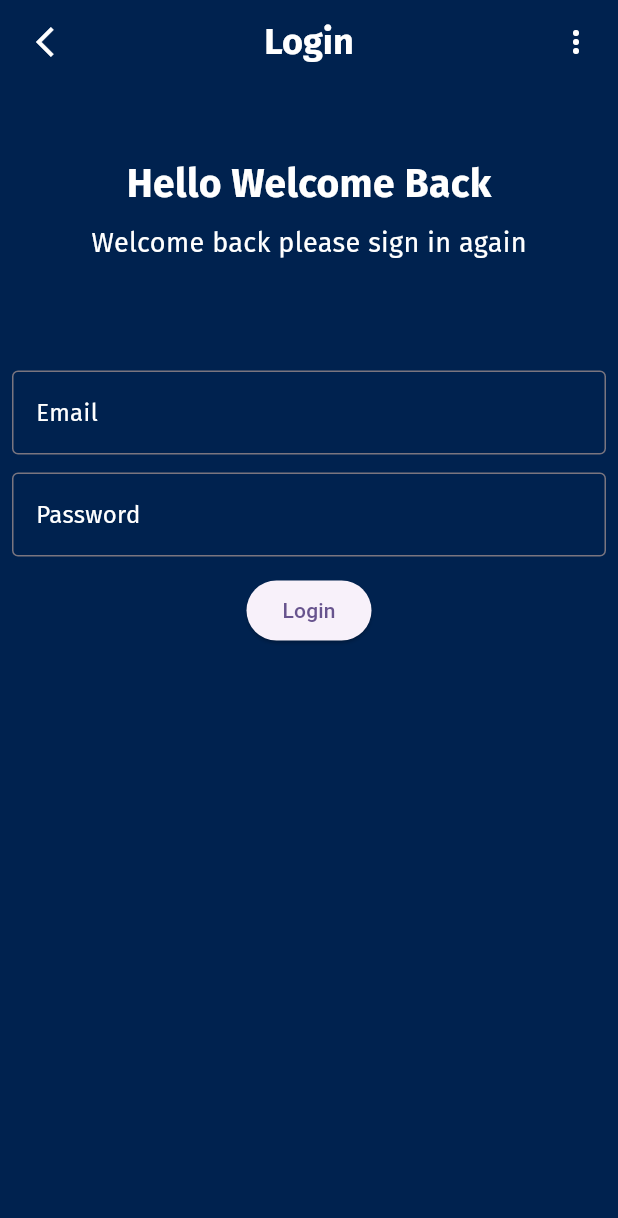
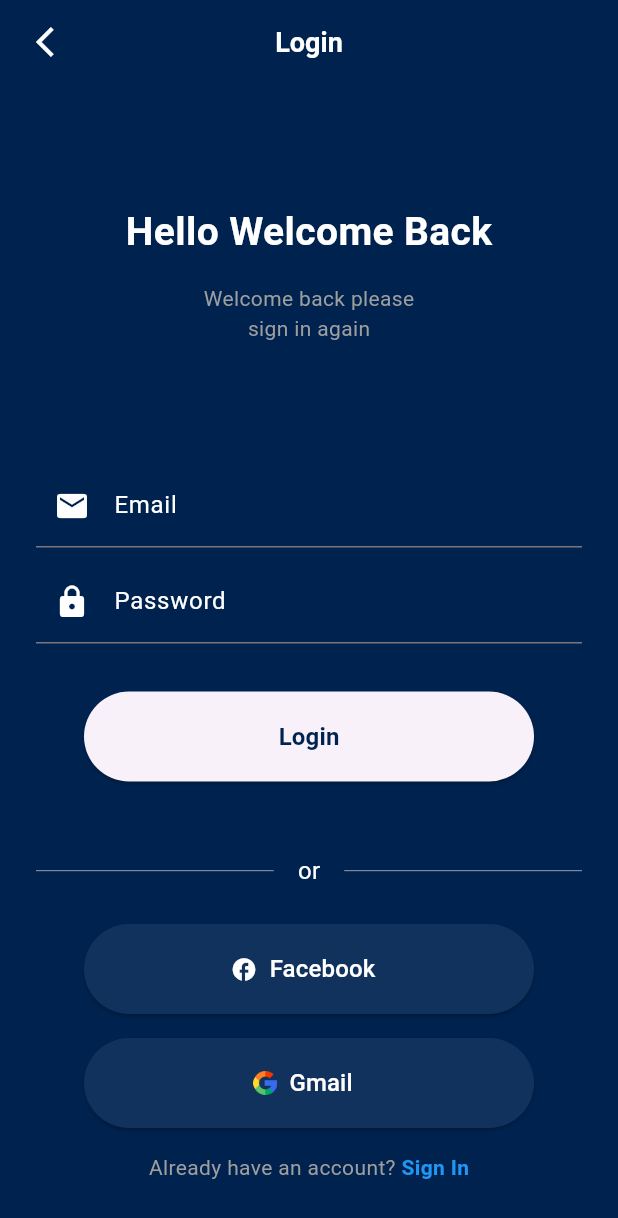
Before and after one commit to gerrybagaskoro/PPKDJP_MPRO_B3_2025, a Flutter app: the screen it shows after launch, on a phone screen of 412 x 824 dp. Shown: the top 1218 px of the screen. Run offline on Flutter 3.47's test engine with Material 3 defaults, Android fonts, the phone set to English and light mode, and no system bars; our stand-ins replace lottie.

Commit message:
Tugas 6 Flutter - on progress 01

```diff
--- a/lib/main.dart
+++ b/lib/main.dart
@@ -1,5 +1,6 @@
 import 'package:flutter/material.dart';
 import 'package:ppkdjp_mpro_b3_2025/tugas_flutter_6/start.dart';
+// import 'package:ppkdjp_mpro_b3_2025/tugas_flutter_6/start01.dart';
 // import 'package:ppkdjp_mpro_b3_2025/tugas_flutter_4/start.dart';
 // import 'package:ppkdjp_mpro_b3_2025/tugas_flutter_4/start01.dart';
 // import 'package:ppkdjp_mpro_b3_2025/tugas_flutter_4/start.dart';
@@ -39,7 +40,7 @@ class MyApp extends StatelessWidget {
         // tested with just a hot reload.
         colorScheme: ColorScheme.fromSeed(seedColor: Colors.deepPurple),
       ),
-      home: Tugas6Slicing(),
+      home: Tugas6FlutterSlicing(),
     );
   }
 }
--- a/lib/tugas_flutter_6/start.dart
+++ b/lib/tugas_flutter_6/start.dart
@@ -1,14 +1,13 @@
 import 'package:flutter/material.dart';
-import 'package:lottie/lottie.dart';
 
-class Tugas6Slicing extends StatefulWidget {
-  const Tugas6Slicing({super.key});
+class Tugas6FlutterSlicing extends StatefulWidget {
+  const Tugas6FlutterSlicing({super.key});
 
   @override
-  State<Tugas6Slicing> createState() => _Tugas6SlicingState();
+  State<Tugas6FlutterSlicing> createState() => _Tugas6FlutterSlicingState();
 }
 
-class _Tugas6SlicingState extends State<Tugas6Slicing> {
+class _Tugas6FlutterSlicingState extends State<Tugas6FlutterSlicing> {
   final _formKey = GlobalKey<FormState>();
   @override
   Widget build(BuildContext context) {
@@ -20,8 +19,8 @@ class _Tugas6SlicingState extends State<Tugas6Slicing> {
         title: Text(
           "Login",
           style: TextStyle(
-            fontSize: 24,
-            fontFamily: "FiraSans",
+            fontSize: 18,
+            // fontFamily: "FiraSans",
             fontWeight: FontWeight.bold,
             color: Colors.white,
           ),
@@ -30,56 +29,56 @@ class _Tugas6SlicingState extends State<Tugas6Slicing> {
           padding: EdgeInsets.only(left: 16.0),
           child: Icon(Icons.arrow_back_ios, size: 24, color: Colors.white),
         ),
-        actions: [
-          Padding(
-            padding: EdgeInsets.only(right: 16.0),
-            child: Icon(Icons.more_vert, size: 24, color: Colors.white),
       ),
-        ],
-      ),
-      body: Center(
+      body: Padding(
+        padding: const EdgeInsets.all(24),
+        child: SingleChildScrollView(
           child: Column(
-          crossAxisAlignment: CrossAxisAlignment.center,
+            crossAxisAlignment: CrossAxisAlignment.start,
             children: [
-            SizedBox(height: 48),
+              Column(
+                children: [
+                  Center(),
+                  Padding(padding: const EdgeInsets.all(8)),
+                  SizedBox(height: 40),
                   Text(
-              "Hello Welcome Back",
+                    'Hello Welcome Back',
                     style: TextStyle(
                       fontSize: 26,
-                fontFamily: "FiraSans",
                       fontWeight: FontWeight.bold,
                       color: Colors.white,
                     ),
                   ),
-            SizedBox(height: 8),
+                  SizedBox(height: 16),
                   Text(
-              "Welcome back please sign in again",
-              style: TextStyle(
-                fontSize: 18,
-                fontFamily: "FiraSans",
-                fontWeight: FontWeight.w100,
+                    'Welcome back please',
+                    style: TextStyle(fontSize: 14, color: Colors.grey),
+                  ),
+                  Text(
+                    'sign in again',
+                    style: TextStyle(fontSize: 14, color: Colors.grey),
+                  ),
+                ],
+              ),
+              SizedBox(height: 80),
+              Form(
+                key: _formKey,
+                child: Column(
+                  children: [
+                    TextFormField(
+                      style: TextStyle(color: Colors.white),
+                      decoration: InputDecoration(
+                        prefixIcon: const Icon(
+                          Icons.email,
                           color: Colors.white,
                         ),
-            ),
-            SizedBox(height: 64),
-            Form(
-              key: _formKey,
-              child: Padding(
-                padding: const EdgeInsets.all(8),
-                child: SingleChildScrollView(
-                  child: Column(
-                    spacing: 12,
-                    children: [
-                      TextFormField(
-                        decoration: InputDecoration(
-                          border: OutlineInputBorder(),
-                          hint: Text(
-                            'Email',
-                            style: TextStyle(
-                              fontSize: 16,
-                              fontFamily: "FiraSans",
-                              color: Colors.white,
-                            ),
+                        labelText: 'Email',
+                        // border: OutlineInputBorder(
+                        //   // borderRadius: BorderRadius.circular(16),
+                        // ),
+                        labelStyle: TextStyle(color: Colors.white),
+                        focusedBorder: const OutlineInputBorder(
+                          borderSide: BorderSide(color: Colors.white, width: 2),
                         ),
                       ),
                       validator: (value) {
@@ -92,25 +91,29 @@ class _Tugas6SlicingState extends State<Tugas6Slicing> {
                         return null;
                       },
                     ),
+                    SizedBox(height: 8),
                     TextFormField(
+                      style: TextStyle(color: Colors.white),
                       decoration: InputDecoration(
-                          border: OutlineInputBorder(),
-                          hint: Text(
-                            'Password',
-                            style: TextStyle(
-                              fontSize: 16,
-                              fontFamily: "FiraSans",
-                              color: Colors.white,
-                            ),
+                        prefixIcon: const Icon(Icons.lock, color: Colors.white),
+                        labelText: 'Password',
+                        // border: OutlineInputBorder(),
+                        labelStyle: TextStyle(color: Colors.white),
+                        focusedBorder: const OutlineInputBorder(
+                          borderSide: BorderSide(color: Colors.white, width: 2),
                         ),
                       ),
                       validator: (value) {
                         if (value == null || value.isEmpty) {
                           return "Password tidak boleh kosong";
                         }
+                        if (value.length < 6) {
+                          return 'Password pendek (minimal 6 karakter)';
+                        }
                         return null;
                       },
                     ),
+                    SizedBox(height: 32),
                     ElevatedButton(
                       onPressed: () {
                         //Error dan sukses menggunakan ScaffoldMessenger dan formKey
@@ -119,7 +122,6 @@ class _Tugas6SlicingState extends State<Tugas6Slicing> {
                             SnackBar(content: Text("Form Validasi Berhasil")),
                           );
                         }
-
                         showDialog(
                           context: context,
                           builder: (BuildContext context) {
@@ -130,12 +132,12 @@ class _Tugas6SlicingState extends State<Tugas6Slicing> {
                                 children: [
                                   Text("Silakan Masukkan email yang valid"),
                                   SizedBox(height: 20),
-                                    Lottie.asset(
-                                      'assets/images/animations/success.json',
-                                      width: 90,
-                                      height: 100,
-                                      fit: BoxFit.cover,
-                                    ),
+                                  // Lottie.asset(
+                                  //   'assets/images/animations/success.json',
+                                  //   width: 90,
+                                  //   height: 100,
+                                  //   fit: BoxFit.cover,
+                                  // ),
                                 ],
                               ),
                               actions: [
@@ -156,9 +158,98 @@ class _Tugas6SlicingState extends State<Tugas6Slicing> {
                           },
                         );
                       },
-                        child: Text('Login'),
+                      style: ElevatedButton.styleFrom(
+                        minimumSize: Size(300, 60),
                       ),
-                      // Tugas5Flutter(),
+                      child: Text(
+                        "Login",
+                        style: TextStyle(
+                          fontSize: 16,
+                          fontWeight: FontWeight.bold,
+                          color: Color(0xFF00224F),
+                        ),
+                      ),
+                    ),
+                  ],
+                ),
+              ),
+              const SizedBox(height: 48),
+              Row(
+                children: [
+                  Expanded(child: Divider(thickness: 0.5)),
+                  Padding(
+                    padding: EdgeInsets.symmetric(horizontal: 16),
+                    child: Text(
+                      "or",
+                      style: TextStyle(fontSize: 16, color: Colors.white),
+                    ),
+                  ),
+                  Expanded(child: Divider(thickness: 0.5)),
+                ],
+              ),
+              const SizedBox(height: 24),
+              // Center(),
+              Column(
+                // mainAxisAlignment: MainAxisAlignment.center,
+                // crossAxisAlignment: CrossAxisAlignment.center,
+                children: [
+                  Center(),
+                  // Tombol Facebook
+                  ElevatedButton.icon(
+                    onPressed: () {
+                      print("Login with Facebook");
+                    },
+                    icon: Icon(Icons.facebook, color: Colors.white),
+                    label: Text(
+                      "Facebook",
+                      style: TextStyle(color: Colors.white, fontSize: 16),
+                    ),
+                    style: ElevatedButton.styleFrom(
+                      backgroundColor: const Color(0xFF11325C),
+                      minimumSize: Size(300, 60),
+                    ),
+                  ),
+                  SizedBox(height: 16),
+                  ElevatedButton.icon(
+                    onPressed: () {
+                      print("Login with Gmail");
+                    },
+                    icon: Image.asset(
+                      "assets/images/icons/iconGoogle.png",
+                      height: 16,
+                      width: 16,
+                    ),
+                    label: Text(
+                      "Gmail",
+                      style: TextStyle(color: Colors.white, fontSize: 16),
+                    ),
+                    style: ElevatedButton.styleFrom(
+                      backgroundColor: const Color(0xFF11325C),
+                      minimumSize: Size(300, 60),
+                    ),
+                  ),
+                ],
+              ),
+              SizedBox(height: 16),
+              Center(
+                child: GestureDetector(
+                  onTap: () {
+                    print('Navigasi ke halaman daftar');
+                  },
+                  child: const Text.rich(
+                    TextSpan(
+                      children: [
+                        TextSpan(
+                          text: 'Already have an account? ',
+                          style: TextStyle(color: Colors.grey),
+                        ),
+                        TextSpan(
+                          text: 'Sign In',
+                          style: TextStyle(
+                            color: Colors.blue,
+                            fontWeight: FontWeight.bold,
+                          ),
+                        ),
                       ],
                     ),
                   ),
@@ -167,6 +258,7 @@ class _Tugas6SlicingState extends State<Tugas6Slicing> {
             ],
           ),
         ),
+      ),
     );
   }
 }
--- a/pubspec.yaml
+++ b/pubspec.yaml
@@ -61,6 +61,9 @@ flutter:
 
   # To add assets to your application, add an assets section, like this:
   assets:
+    - assets/images/
+    - assets/images/animations/
+    - assets/images/icons/
     - assets/images/kano.jpeg
     - assets/images/sushi.jpeg
     - assets/images/produk/asus-zenbook-14.jpg
@@ -68,8 +71,7 @@ flutter:
     - assets/images/produk/lenovo-thinkpad-x1-carbon.jpg
     - assets/images/produk/msi-prestige-14-evo-laptop.jpg
     - assets/images/produk/spectre-hp-x360.png
-    - assets/images/
-    - assets/images/animations/
+    - assets/images/icons/iconGoogle.png
 
   # An image asset can refer to one or more resolution-specific "variants", see
   # https://flutter.dev/to/resolution-aware-images
```
Also changed, not shown: lib/tugas_flutter_6/start01.dart (added, +172 -0 lines), assets/images/icons/iconGoogle.png (added). Lines whose indentation alone changed are shown as unchanged.
